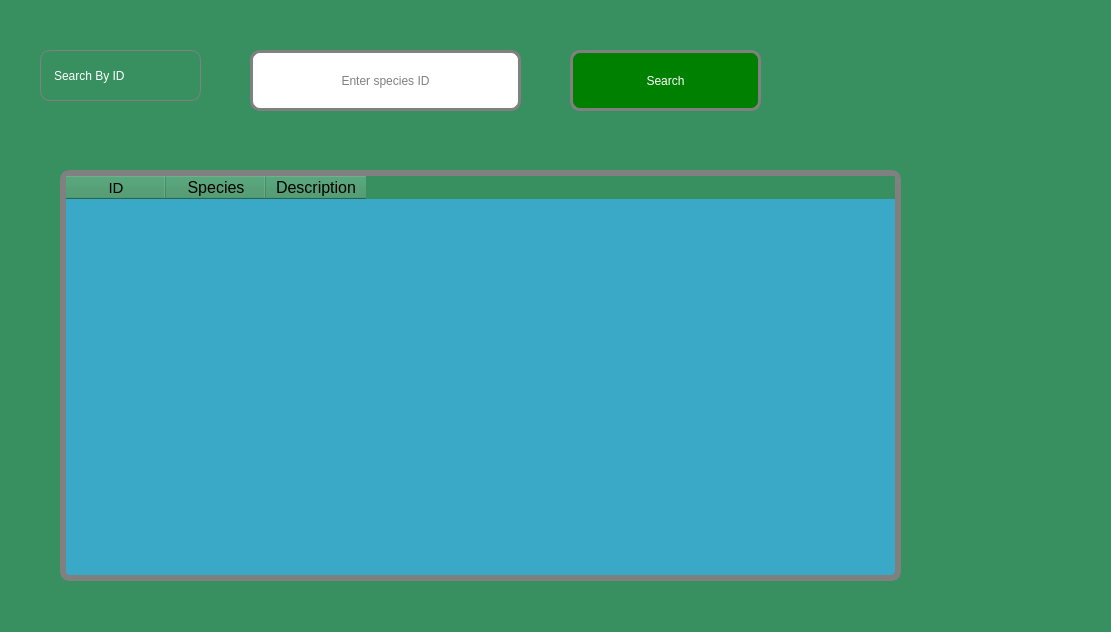
Before: the Qt Designer form species.ui in Rabsoninnora/RoseGardenPlantCareSystem, drawn with Qt 5.
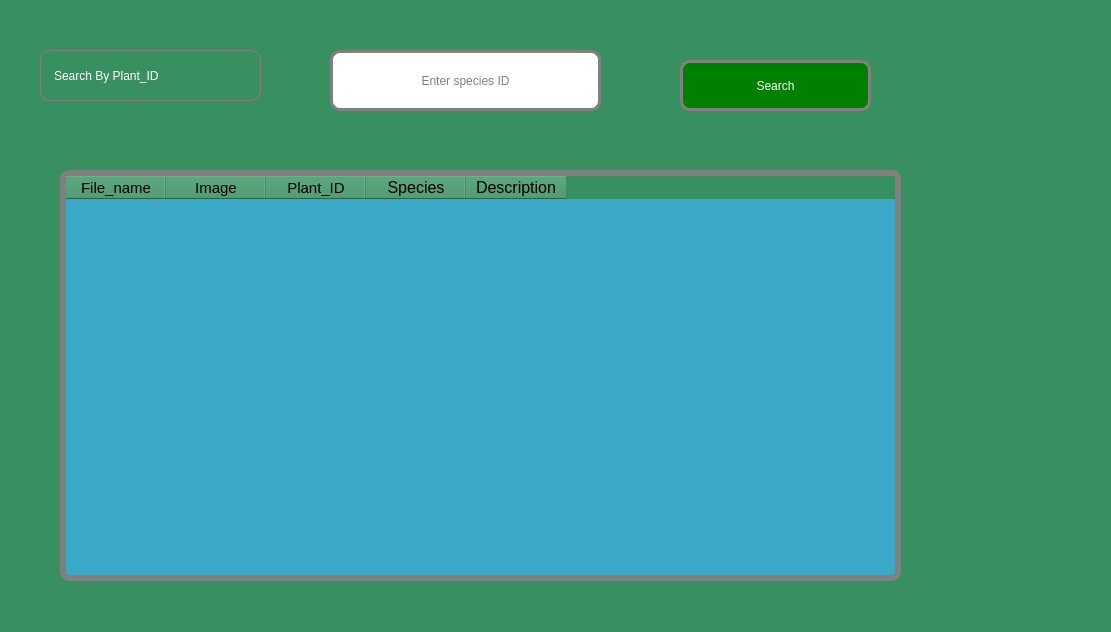
After: the same form once the commit is applied. Icons and pictures are not drawn.

Commit message: modified search species ui and source file

The edit to the form file:
```diff
--- a/species.ui
+++ b/species.ui
@@ -20,10 +20,10 @@
   <widget class="QPushButton" name="btnSearch">
    <property name="geometry">
     <rect>
-     <x>570</x>
-     <y>50</y>
+     <x>680</x>
+     <y>60</y>
      <width>191</width>
-     <height>61</height>
+     <height>51</height>
     </rect>
    </property>
    <property name="styleSheet">
@@ -46,7 +46,7 @@
   <widget class="QLineEdit" name="txtSpeciesName">
    <property name="geometry">
     <rect>
-     <x>250</x>
+     <x>330</x>
      <y>50</y>
      <width>271</width>
      <height>61</height>
@@ -74,7 +74,7 @@
     <rect>
      <x>40</x>
      <y>50</y>
-     <width>161</width>
+     <width>221</width>
      <height>51</height>
     </rect>
    </property>
@@ -90,7 +90,7 @@
 }</string>
    </property>
    <property name="text">
-    <string>Search By ID</string>
+    <string>Search By Plant_ID</string>
    </property>
   </widget>
   <widget class="QTableWidget" name="tableWidget">
@@ -117,7 +117,27 @@
    </property>
    <column>
     <property name="text">
-     <string>ID</string>
+     <string>File_name</string>
+    </property>
+    <property name="font">
+     <font>
+      <pointsize>11</pointsize>
+     </font>
+    </property>
+   </column>
+   <column>
+    <property name="text">
+     <string>Image</string>
+    </property>
+    <property name="font">
+     <font>
+      <pointsize>11</pointsize>
+     </font>
+    </property>
+   </column>
+   <column>
+    <property name="text">
+     <string>Plant_ID</string>
     </property>
     <property name="font">
      <font>
```
The commit also changes 7 other files.
